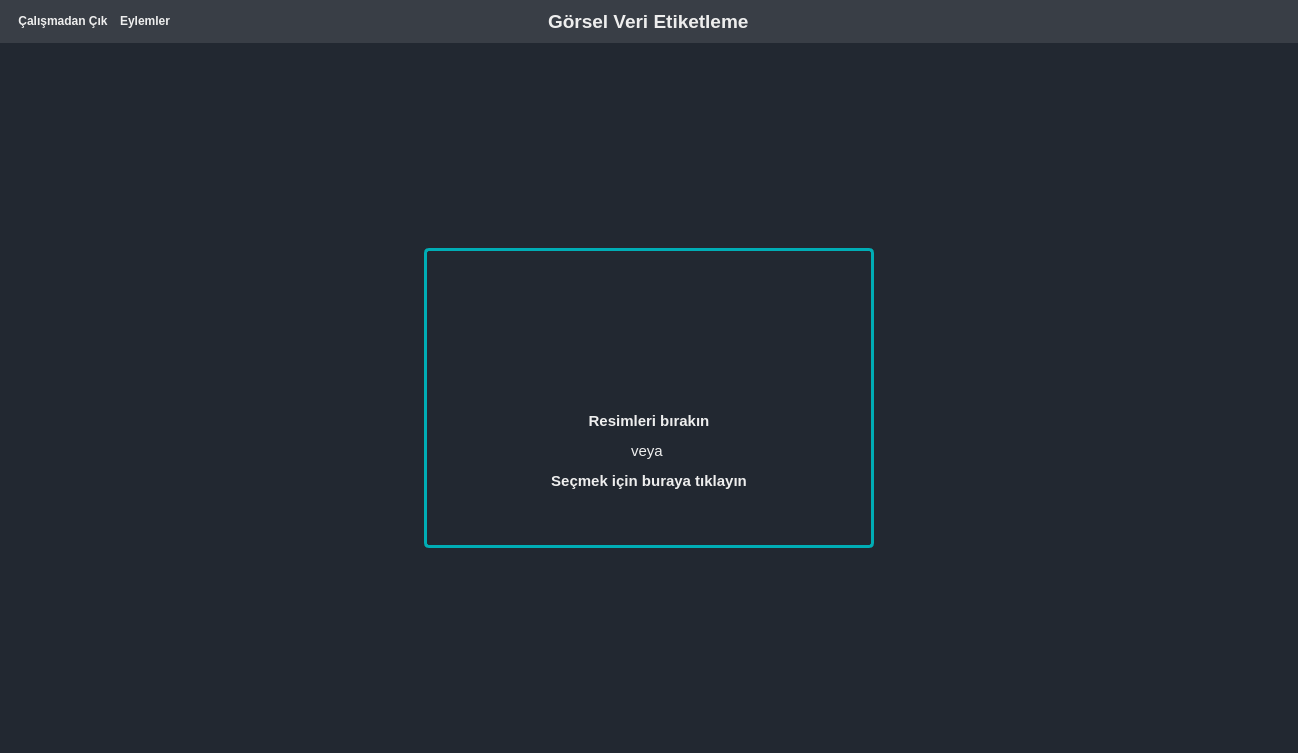
The window that templates/ui/mainWindow.ui (ismaildrcn/data-labeling) describes before a commit, drawn with Qt 5.
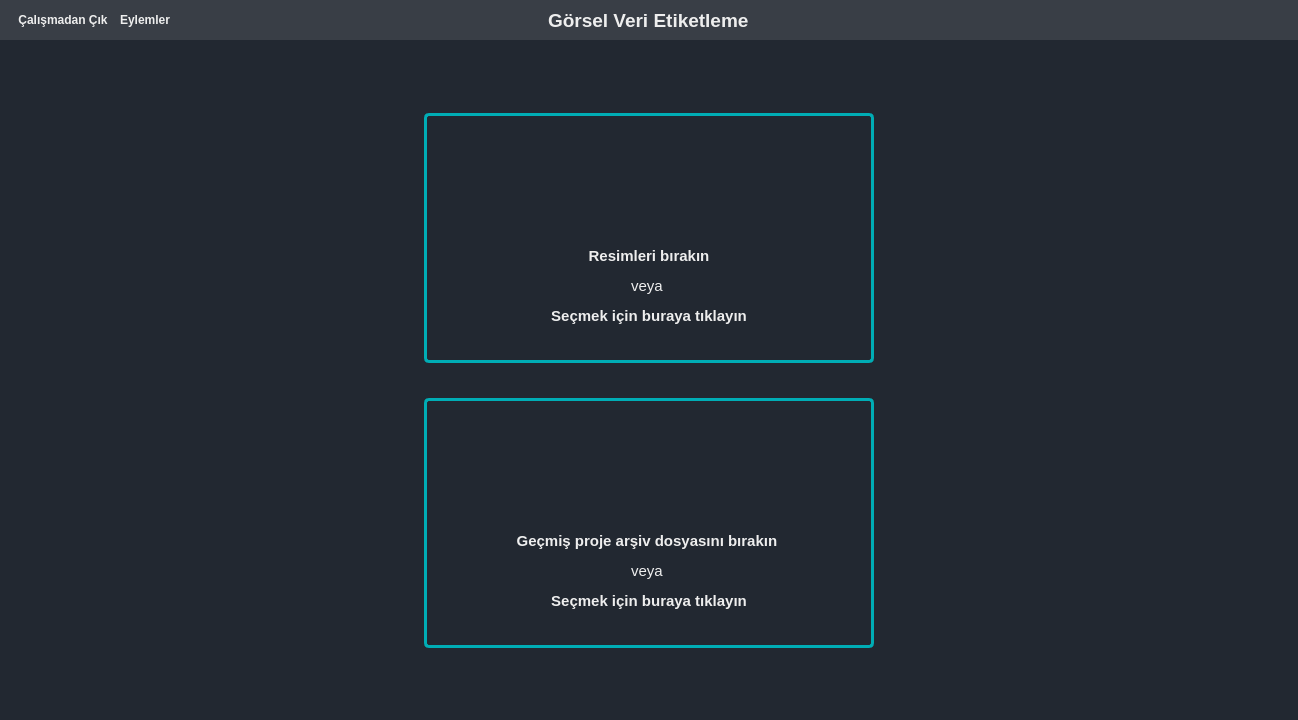
The same window after the commit. The open tabs and pages were chosen to show the change. Icons and pictures are not drawn.

What changed in the file:
```diff
--- a/templates/ui/mainWindow.ui
+++ b/templates/ui/mainWindow.ui
@@ -7,7 +7,7 @@
     <x>0</x>
     <y>0</y>
     <width>1298</width>
-    <height>753</height>
+    <height>720</height>
    </rect>
   </property>
   <property name="minimumSize">
@@ -335,30 +335,49 @@
        <number>2</number>
       </property>
       <widget class="QWidget" name="page_data_importing">
-       <layout class="QHBoxLayout" name="layout_page_data_importing">
+       <property name="styleSheet">
+        <string notr="true">#widget_importing_area, #widget_import_project{
+	border-radius:5px;
+	border: 3px solid #00ADB5;
+}</string>
+       </property>
+       <layout class="QVBoxLayout" name="verticalLayout_11">
+        <property name="spacing">
+         <number>35</number>
+        </property>
         <item>
+         <spacer name="verticalSpacer_3">
+          <property name="orientation">
+           <enum>Qt::Vertical</enum>
+          </property>
+          <property name="sizeHint" stdset="0">
+           <size>
+            <width>20</width>
+            <height>40</height>
+           </size>
+          </property>
+         </spacer>
+        </item>
+        <item alignment="Qt::AlignHCenter">
          <widget class="QWidget" name="widget_importing_area" native="true">
           <property name="minimumSize">
            <size>
             <width>450</width>
-            <height>300</height>
+            <height>250</height>
            </size>
           </property>
           <property name="maximumSize">
            <size>
             <width>450</width>
-            <height>300</height>
+            <height>250</height>
            </size>
           </property>
           <property name="styleSheet">
-           <string notr="true">#widget_importing_area{
-	border-radius:5px;
-	border: 3px solid #00ADB5;
-}</string>
+           <string notr="true"/>
           </property>
           <layout class="QVBoxLayout" name="layout_importing_area">
            <property name="topMargin">
-            <number>50</number>
+            <number>40</number>
            </property>
            <item alignment="Qt::AlignHCenter">
             <widget class="QLabel" name="icon_drop_images">
@@ -406,6 +425,78 @@
           </layout>
          </widget>
         </item>
+        <item alignment="Qt::AlignHCenter">
+         <widget class="QWidget" name="widget_import_project" native="true">
+          <property name="minimumSize">
+           <size>
+            <width>450</width>
+            <height>250</height>
+           </size>
+          </property>
+          <property name="maximumSize">
+           <size>
+            <width>450</width>
+            <height>250</height>
+           </size>
+          </property>
+          <layout class="QVBoxLayout" name="verticalLayout_12">
+           <property name="topMargin">
+            <number>40</number>
+           </property>
+           <item alignment="Qt::AlignHCenter">
+            <widget class="QLabel" name="icon_drop_project">
+             <property name="minimumSize">
+              <size>
+               <width>60</width>
+               <height>60</height>
+              </size>
+             </property>
+             <property name="maximumSize">
+              <size>
+               <width>60</width>
+               <height>60</height>
+              </size>
+             </property>
+             <property name="acceptDrops">
+              <bool>true</bool>
+             </property>
+             <property name="text">
+              <string/>
+             </property>
+             <property name="pixmap">
+              <pixmap resource="../../rcc_files/rsrc.qrc">:/images/templates/images/import-project.svg</pixmap>
+             </property>
+             <property name="scaledContents">
+              <bool>true</bool>
+             </property>
+            </widget>
+           </item>
+           <item>
+            <widget class="QLabel" name="label_drop_project">
+             <property name="acceptDrops">
+              <bool>true</bool>
+             </property>
+             <property name="text">
+              <string>&lt;html&gt;&lt;head/&gt;&lt;body&gt;&lt;p align=&quot;center&quot;&gt;&lt;span style=&quot; font-size:11pt; font-weight:600;&quot;&gt;Geçmiş proje arşiv dosyasını bırakın &lt;/span&gt;&lt;/p&gt;&lt;p align=&quot;center&quot;&gt;&lt;span style=&quot; font-size:11pt;&quot;&gt;veya &lt;/span&gt;&lt;/p&gt;&lt;p align=&quot;center&quot;&gt;&lt;span style=&quot; font-size:11pt; font-weight:600;&quot;&gt;Seçmek için buraya tıklayın&lt;/span&gt;&lt;/p&gt;&lt;/body&gt;&lt;/html&gt;</string>
+             </property>
+            </widget>
+           </item>
+          </layout>
+         </widget>
+        </item>
+        <item>
+         <spacer name="verticalSpacer_4">
+          <property name="orientation">
+           <enum>Qt::Vertical</enum>
+          </property>
+          <property name="sizeHint" stdset="0">
+           <size>
+            <width>20</width>
+            <height>40</height>
+           </size>
+          </property>
+         </spacer>
+        </item>
        </layout>
       </widget>
       <widget class="QWidget" name="page_init_label">
```
Left out of the diff: 6 changed lines with no effect on the pictures.
